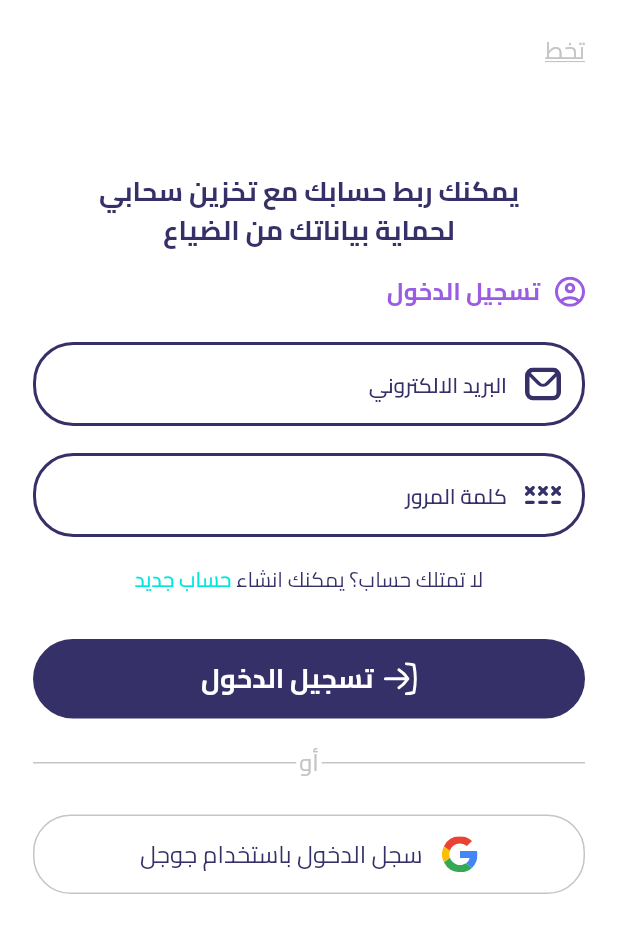
After one commit to hasanShaaban/besta, a Flutter app: the LoginView screen opened by its route, on a phone screen of 412 x 824 dp. The commit adds this screen. Shown: the top 933 px of the screen. Run offline on Flutter 3.47's test engine with Material 3 defaults, Android fonts, the phone set to English and light mode, and no system bars; our stand-ins replace dots_indicator, flutter_svg, lottie; missing offline and left inert: gif.

Commit message:
login ui done

```diff
--- a/lib/core/functions/on_generat_route.dart
+++ b/lib/core/functions/on_generat_route.dart
@@ -1,3 +1,4 @@
+import 'package:besta/feature/Auth/presentation/views/Login_view.dart';
 import 'package:besta/feature/on_boarding/presentation/on_boarding_view.dart';
 import 'package:besta/feature/splash/presentation/splash_view.dart';
 import 'package:flutter/material.dart';
@@ -8,6 +9,8 @@ Route<dynamic> onGenerateRoute(RouteSettings settings) {
       return MaterialPageRoute(builder: (context) => const SplashView());
     case OnBoardingView.routeName:
       return MaterialPageRoute(builder: (context) => const OnBoardingView());
+    case LoginView.routeName:
+      return MaterialPageRoute(builder: (context) => const LoginView());
     default:
       return MaterialPageRoute(builder: (context) => const Scaffold());
    }
--- /dev/null
+++ b/lib/core/widgets/skip_button.dart
@@ -0,0 +1,28 @@
+import 'package:besta/core/utils/app_text_style.dart';
+import 'package:besta/core/utils/constants.dart';
+import 'package:flutter/material.dart';
+
+class SkipButton extends StatelessWidget {
+  const SkipButton({
+    super.key,
+  });
+
+  @override
+  Widget build(BuildContext context) {
+    return TextButton(
+      style: TextButton.styleFrom(
+        padding: EdgeInsets.zero,
+        minimumSize: Size.zero,
+        tapTargetSize: MaterialTapTargetSize.shrinkWrap,
+      ),
+      onPressed: () {},
+      child: Text(
+        'تخط',
+        style: AppTextStyle.cairoRegular16.copyWith(
+            color: AppColors.deviderColor,
+            decoration: TextDecoration.underline,
+            decorationColor: AppColors.deviderColor),
+      ),
+    );
+  }
+}
--- /dev/null
+++ b/lib/feature/Auth/presentation/views/login_view.dart
@@ -0,0 +1,13 @@
+import 'package:besta/feature/Auth/presentation/views/widgets/login_view_body.dart';
+import 'package:flutter/material.dart';
+
+class LoginView extends StatelessWidget {
+  const LoginView({super.key});
+  static const routeName = 'Login';
+  @override
+  Widget build(BuildContext context) {
+    return const SafeArea(child: Scaffold(
+      body: LoginViewBody(),
+    ));
+  }
+}
--- /dev/null
+++ b/lib/feature/Auth/presentation/views/widgets/auth_header.dart
@@ -0,0 +1,40 @@
+import 'package:besta/core/utils/app_text_style.dart';
+import 'package:besta/core/utils/assets.dart';
+import 'package:besta/core/utils/constants.dart';
+import 'package:flutter/material.dart';
+import 'package:flutter_svg/svg.dart';
+
+
+class AuthHeader extends StatelessWidget {
+  const AuthHeader({
+    super.key, required this.description, required this.authType,
+  });
+
+  final String description;
+  final String authType;
+
+  @override
+  Widget build(BuildContext context) {
+    return Column(
+      children: [
+        SizedBox(
+          width: MediaQuery.of(context).size.width * 292 / 383,
+          child: Text(
+            description,
+            textAlign: TextAlign.center,
+            style: AppTextStyle.cairoBold18
+                .copyWith(color: AppColors.primaryColor),
+          ),
+        ),
+        const SizedBox(height: 16),
+        Row(
+          children: [
+            SvgPicture.asset(Assets.iconsAccountCircle),
+            const SizedBox(width: 10),
+            Text(authType, style: AppTextStyle.cairoBold16.copyWith(color: AppColors.secondryColor),)
+          ],
+        ),
+      ],
+    );
+  }
+}
--- /dev/null
+++ b/lib/feature/Auth/presentation/views/widgets/custom_auth_btton.dart
@@ -0,0 +1,32 @@
+import 'package:besta/core/utils/app_text_style.dart';
+import 'package:besta/core/utils/assets.dart';
+import 'package:besta/core/utils/constants.dart';
+import 'package:flutter/material.dart';
+import 'package:flutter_svg/svg.dart';
+
+class CustomAuthButton extends StatelessWidget {
+  const CustomAuthButton({super.key, required this.onPressed});
+  final VoidCallback onPressed;
+  @override
+  Widget build(BuildContext context) {
+    return MaterialButton(
+      elevation: 0,
+      onPressed: onPressed,
+      color: AppColors.primaryColor,
+      height: 53,
+      shape: RoundedRectangleBorder(borderRadius: BorderRadius.circular(32)),
+      child: Row(
+        mainAxisAlignment: MainAxisAlignment.center,
+        children: [
+          SvgPicture.asset(Assets.iconsArrowRightToBracket),
+          const SizedBox(width: 7),
+          Text(
+            'تسجيل الدخول',
+            style: AppTextStyle.cairoBold18
+                .copyWith(color: AppColors.backgroundColor),
+          ),
+        ],
+      ),
+    );
+  }
+}
--- /dev/null
+++ b/lib/feature/Auth/presentation/views/widgets/custom_text_form_field.dart
@@ -0,0 +1,57 @@
+import 'package:besta/core/utils/app_text_style.dart';
+import 'package:besta/core/utils/constants.dart';
+import 'package:flutter/material.dart';
+
+class CustomTextFormField extends StatelessWidget {
+  const CustomTextFormField(
+      {super.key,
+      required this.hintText,
+      this.suffexIcon,
+      required this.textInputType,
+      this.onSaved,
+      this.obscureText = false,
+      required this.prefexIcon});
+
+  final String hintText;
+  final Widget prefexIcon;
+  final Widget? suffexIcon;
+  final TextInputType textInputType;
+  final Function(String?)? onSaved;
+  final bool obscureText;
+  @override
+  Widget build(BuildContext context) {
+    return TextFormField(
+      obscureText: obscureText,
+      onSaved: onSaved,
+      validator: (value) {
+        if (value == null || value.isEmpty) {
+          return 'هذا الحقل مطلوب';
+        }
+        return null;
+      },
+      keyboardType: textInputType,
+      decoration: InputDecoration(
+          hintText: hintText,
+          hintStyle: AppTextStyle.cairoSemiBold14
+              .copyWith(color: AppColors.primaryColor),
+          suffixIcon: suffexIcon,
+          prefixIcon: Padding(
+            padding: const EdgeInsets.only(right: 16, left: 8),
+            child: prefexIcon,
+          ),
+          prefixIconConstraints: const BoxConstraints(maxWidth: 50),
+          prefixIconColor: AppColors.primaryColor,
+          suffixIconColor: AppColors.primaryColor,
+          filled: true,
+          fillColor: AppColors.backgroundColor,
+          border: buildBorder(),
+          enabledBorder: buildBorder()),
+    );
+  }
+
+  OutlineInputBorder buildBorder() {
+    return OutlineInputBorder(
+        borderRadius: BorderRadius.circular(27),
+        borderSide: const BorderSide(width: 2, color: AppColors.primaryColor));
+  }
+}
--- /dev/null
+++ b/lib/feature/Auth/presentation/views/widgets/google_button.dart
@@ -0,0 +1,28 @@
+import 'package:besta/core/utils/app_text_style.dart';
+import 'package:besta/core/utils/assets.dart';
+import 'package:besta/core/utils/constants.dart';
+import 'package:flutter/material.dart';
+import 'package:flutter_svg/svg.dart';
+
+class GoogleButton extends StatelessWidget {
+  const GoogleButton({super.key, required this.onPressed});
+  final VoidCallback onPressed;
+  @override
+  Widget build(BuildContext context) {
+    return MaterialButton(
+      height: 53,
+      color: AppColors.backgroundColor,
+      elevation: 0,
+      shape: RoundedRectangleBorder(borderRadius: BorderRadius.circular(25),side:const BorderSide(color: AppColors.deviderColor)),
+      onPressed: onPressed,
+      child: Row(
+        mainAxisAlignment: MainAxisAlignment.center,
+        children: [
+          SvgPicture.asset(Assets.iconsGoogleIcon, width: 24,height: 24,),
+          const SizedBox(width: 13),
+          Text('سجل الدخول باستخدام جوجل', style: AppTextStyle.cairoRegular16.copyWith(color: AppColors.primaryColor),)
+        ],
+      ),
+    );
+  }
+}
--- /dev/null
+++ b/lib/feature/Auth/presentation/views/widgets/login_view_body.dart
@@ -0,0 +1,77 @@
+import 'package:besta/core/utils/app_text_style.dart';
+import 'package:besta/core/utils/assets.dart';
+import 'package:besta/core/utils/constants.dart';
+import 'package:besta/core/widgets/skip_button.dart';
+import 'package:besta/feature/Auth/presentation/views/widgets/auth_header.dart';
+import 'package:besta/feature/Auth/presentation/views/widgets/custom_auth_btton.dart';
+import 'package:besta/feature/Auth/presentation/views/widgets/custom_text_form_field.dart';
+import 'package:besta/feature/Auth/presentation/views/widgets/google_button.dart';
+import 'package:besta/feature/Auth/presentation/views/widgets/or_divider.dart';
+import 'package:flutter/material.dart';
+import 'package:flutter_svg/flutter_svg.dart';
+
+class LoginViewBody extends StatelessWidget {
+  const LoginViewBody({super.key});
+
+  @override
+  Widget build(BuildContext context) {
+    return SingleChildScrollView(
+      child: Padding(
+        padding: const EdgeInsets.all(22),
+        child: Column(
+          crossAxisAlignment: CrossAxisAlignment.center,
+          children: [
+            const Align(
+              alignment: Alignment.topRight,
+              child: SkipButton(),
+            ),
+            const SizedBox(height: 70),
+            const AuthHeader(
+              description:
+                  'يمكنك ربط حسابك مع تخزين سحابي لحماية بياناتك من الضياع',
+              authType: 'تسجيل الدخول',
+            ),
+            const SizedBox(height: 22),
+            CustomTextFormField(
+              hintText: 'البريد الالكتروني',
+              textInputType: TextInputType.emailAddress,
+              prefexIcon:
+                  SvgPicture.asset(Assets.iconsEnvelope, width: 24, height: 22),
+            ),
+            const SizedBox(height: 18),
+            CustomTextFormField(
+              hintText: 'كلمة المرور',
+              textInputType: TextInputType.emailAddress,
+              prefexIcon:
+                  SvgPicture.asset(Assets.iconsPassword, width: 24, height: 22),
+            ),
+            const SizedBox(height: 18),
+            Row(
+              mainAxisAlignment: MainAxisAlignment.center,
+              children: [
+                Text(
+                  'لا تمتلك حساب؟ يمكنك انشاء',
+                  style: AppTextStyle.cairoRegular14
+                      .copyWith(color: AppColors.primaryColor),
+                ),
+                GestureDetector(
+                  child: Text(
+                    ' حساب جديد',
+                    style: AppTextStyle.cairoRegular14
+                        .copyWith(color: AppColors.thirdColor),
+                  ),
+                )
+              ],
+            ),
+            const SizedBox(height: 30),
+            CustomAuthButton(onPressed: () {}),
+            const SizedBox(height: 18),
+            const OrDivider(),
+            const SizedBox(height: 23),
+            GoogleButton(onPressed: (){})
+          ],
+        ),
+      ),
+    );
+  }
+}
--- /dev/null
+++ b/lib/feature/Auth/presentation/views/widgets/or_divider.dart
@@ -0,0 +1,27 @@
+import 'package:besta/core/utils/app_text_style.dart';
+import 'package:besta/core/utils/constants.dart';
+import 'package:flutter/material.dart';
+
+class OrDivider extends StatelessWidget {
+  const OrDivider({
+    super.key,
+  });
+
+  @override
+  Widget build(BuildContext context) {
+    return Row(
+      children: [
+        const Expanded(child: Divider(color: AppColors.deviderColor)),
+        Padding(
+          padding: const EdgeInsets.symmetric(horizontal: 2),
+          child: Text(
+            'أو',
+            style: AppTextStyle.cairoRegular16
+                .copyWith(color: AppColors.deviderColor),
+          ),
+        ),
+        const Expanded(child: Divider(color: AppColors.deviderColor)),
+      ],
+    );
+  }
+}
--- a/lib/feature/on_boarding/presentation/widgets/on_boarding_view_body.dart
+++ b/lib/feature/on_boarding/presentation/widgets/on_boarding_view_body.dart
@@ -1,10 +1,11 @@
 import 'package:besta/core/utils/app_text_style.dart';
 import 'package:besta/core/utils/assets.dart';
 import 'package:besta/core/utils/constants.dart';
+import 'package:besta/core/widgets/skip_button.dart';
+import 'package:besta/feature/Auth/presentation/views/Login_view.dart';
 import 'package:besta/feature/on_boarding/presentation/widgets/animated_shape.dart';
 import 'package:besta/feature/on_boarding/presentation/widgets/on_boarding_dots_indecators.dart';
 import 'package:besta/feature/on_boarding/presentation/widgets/on_boarding_page.dart';
-import 'package:dots_indicator/dots_indicator.dart';
 import 'package:flutter/material.dart';
 import 'package:flutter_svg/flutter_svg.dart';
 
@@ -42,15 +43,7 @@ class _OnBoardingViewBodyState extends State<OnBoardingViewBody> {
     return Column(
       crossAxisAlignment: CrossAxisAlignment.start,
       children: [
-        TextButton(
-          onPressed: () {},
-          child: Text(
-            'تخط',
-            style: AppTextStyle.cairoRegular16.copyWith(
-                color: AppColors.deviderColor,
-                decoration: TextDecoration.underline),
-          ),
-        ),
+        const SkipButton(),
         const SizedBox(height: 65),
         Row(
           mainAxisAlignment: MainAxisAlignment.center,
@@ -116,7 +109,9 @@ class _OnBoardingViewBodyState extends State<OnBoardingViewBody> {
                       backgroundColor: AppColors.primaryColor,
                       shape: RoundedRectangleBorder(
                           borderRadius: BorderRadius.circular(32))),
-                  onPressed: () {},
+                  onPressed: () {
+                    Navigator.pushReplacementNamed(context, LoginView.routeName);
+                  },
                   child: Text(
                     'ابدأ الأن',
                     style: AppTextStyle.cairoBold18
```
Also changed, not shown: assets/icons/envelope.svg, assets/icons/password.svg.
